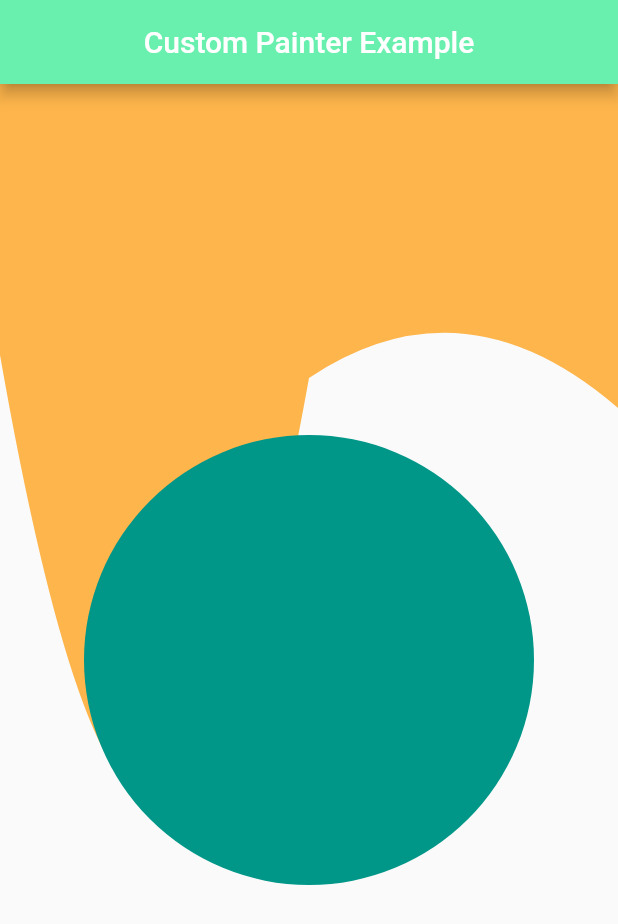
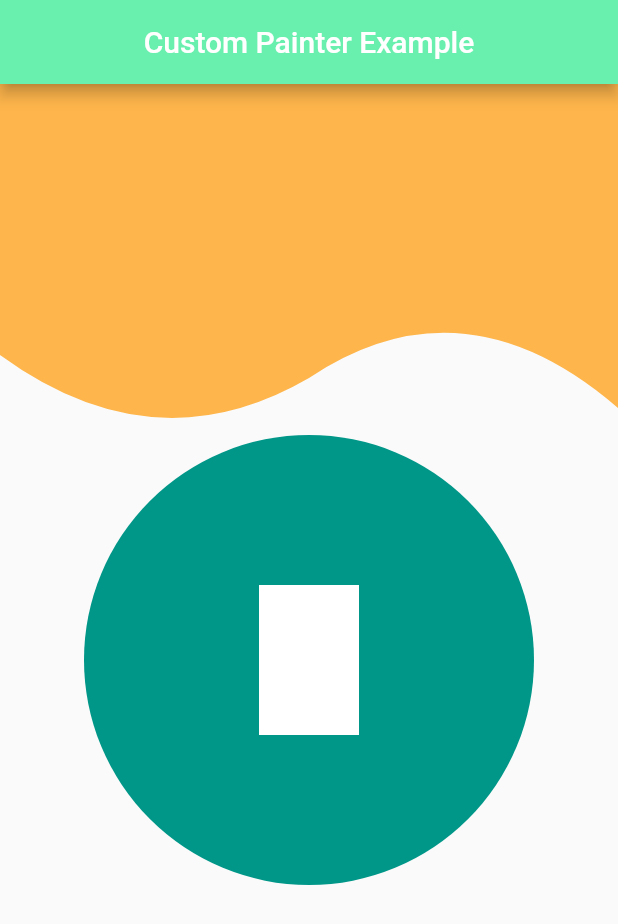
Before and after one commit to alisha-budhathoki/custompainter_with_animations, a Flutter app: the screen it shows after launch, on a phone screen of 412 x 824 dp. Shown: the top 924 px of the screen. Run offline on Flutter 3.47's test engine with Material 2 defaults, Android fonts, the phone set to English and light mode, and no system bars.

Commit message:
Add custom painter with different shapes - Add rectangle, curve and circle - Adjusting their positions

```diff
--- a/lib/custom_circle_class.dart
+++ b/lib/custom_circle_class.dart
@@ -1,15 +1,24 @@
 import 'package:flutter/material.dart';
 
 class CustomCircle extends CustomPainter {
+  final double widthVal;
+  final double heightVal;
+  final double radius;
+
+  const CustomCircle({
+    this.widthVal,
+    this.heightVal,
+    this.radius = 150.0,
+  });
+
   @override
   void paint(Canvas canvas, Size size) {
-    // TODO: implement paint
     var paint = Paint()
       ..color = Colors.teal
       ..strokeWidth = 15;
-
-    Offset center = Offset(size.width / 2, size.height / 2);
-    canvas.drawCircle(center, 150, paint);
+    Offset center = Offset(widthVal == null ? size.width / 2 : widthVal,
+        heightVal == null ? size.height / 2 : heightVal);
+    canvas.drawCircle(center, radius, paint);
   }
 
   @override
--- a/lib/custom_painter_example.dart
+++ b/lib/custom_painter_example.dart
@@ -46,7 +46,9 @@ class _CustomPaintExampleState extends State<CustomPaintExample>
         child: Stack(
           children: <Widget>[
             CustomPainterExampleWidgets.buildShape(),
-            CustomPainterExampleWidgets.buildBottomCircle()
+            CustomPainterExampleWidgets.buildBottomCircle(),
+            CustomPainterExampleWidgets.buildInsideRectangle()
+
             // CustomPainterExampleWidgets.buildButtonAnimation(
             //   height: _height / 2,
             //   width: _width / 2,
--- a/lib/green_clipper.dart
+++ b/lib/green_clipper.dart
@@ -6,7 +6,7 @@ class CustomShapeClass extends CustomClipper<Path> {
     // TODO: implement getClip
     var path = new Path();
     path.lineTo(0, size.height / 4.25);
-    var firstControlPoint = new Offset(size.width / 4, size.height);
+    var firstControlPoint = new Offset(size.width / 4, size.height / 3);
     var firstEndPoint = new Offset(size.width / 2, size.height / 3 - 60);
     var secondControlPoint =
         new Offset(size.width - (size.width / 4), size.height / 4 - 65);
--- a/lib/widgets/custom_painter_example_widgets.dart
+++ b/lib/widgets/custom_painter_example_widgets.dart
@@ -1,6 +1,7 @@
 import 'package:custompainter_with_animations/custom_circle_class.dart';
 import 'package:flutter/material.dart';
 
+import '../custom_rectangle.dart';
 import '../green_clipper.dart';
 import '../my_painter.dart';
 
@@ -14,7 +15,29 @@ class CustomPainterExampleWidgets {
     );
   }
 
+  static Widget buildInsideRectangle() {
+    return Container(
+      child: Center(
+        child: CustomPaint(
+          size: Size(200, 200),
+          painter: CustomRectangle(),
+        ),
+      ),
+    );
+  }
+
   static Widget buildBottomCircle() {
+    return Container(
+      child: Center(
+        child: CustomPaint(
+          size: Size(200, 200),
+          painter: CustomCircle(),
+        ),
+      ),
+    );
+  }
+
+  static Widget insideSemiCircle() {
     return Container(
       child: Center(
         child: CustomPaint(
```
Also changed, not shown: lib/custom_rectangle.dart (added, +25 -0 lines).
